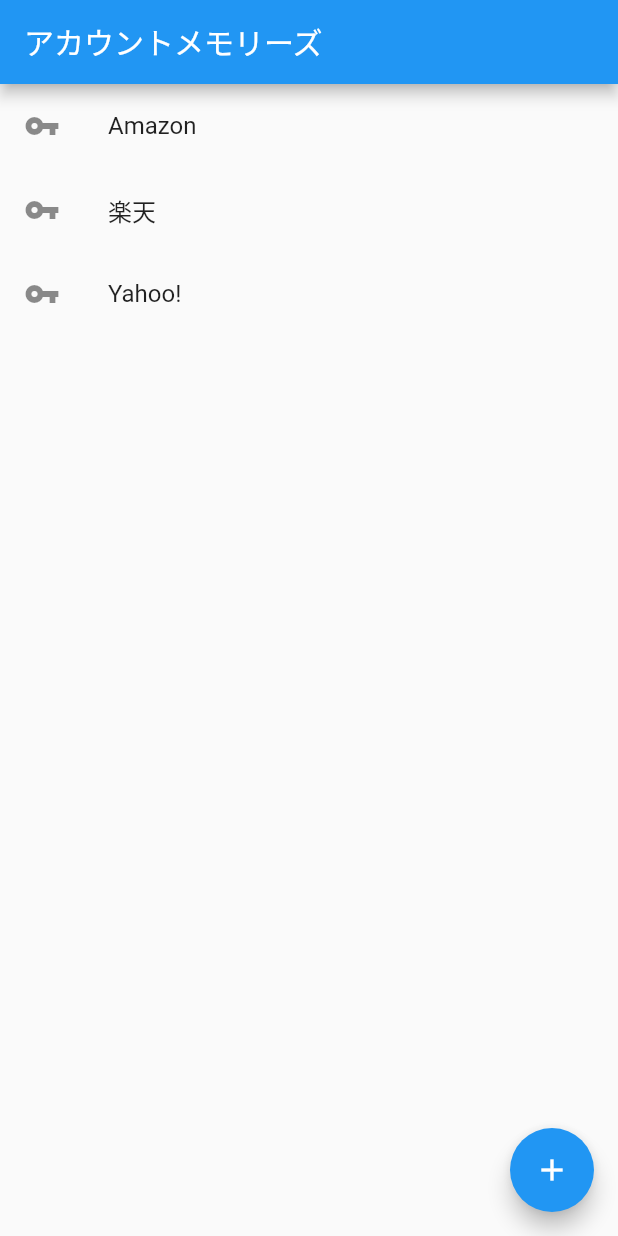
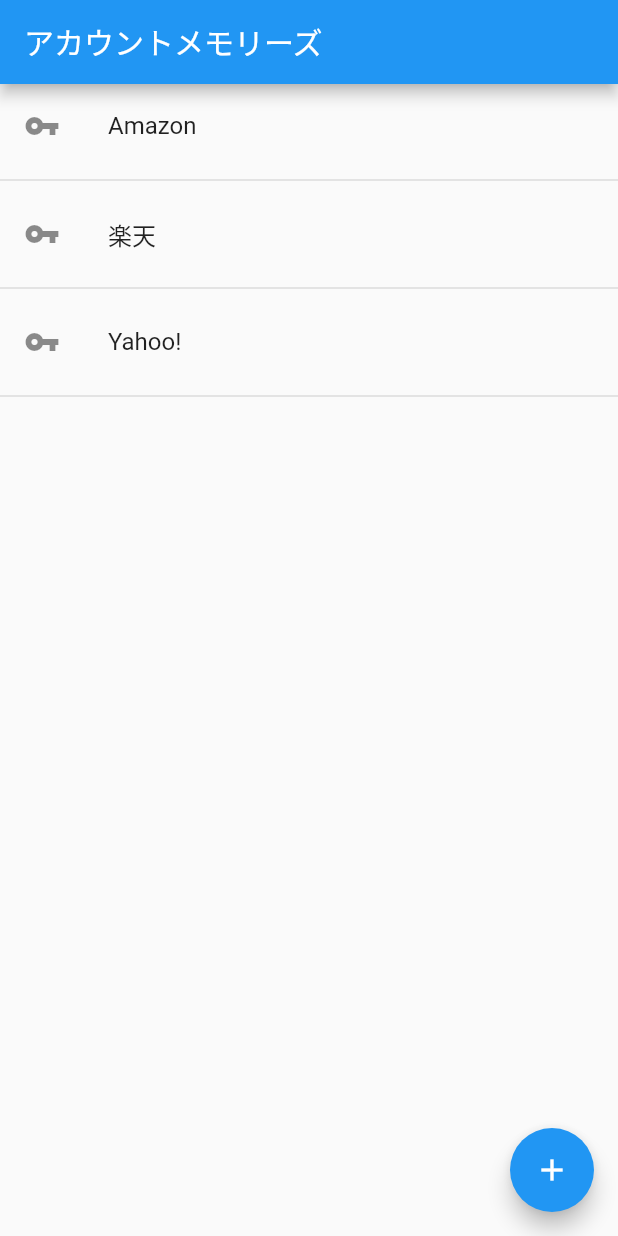
Before and after one commit to nikukyugamer/account-memories, a Flutter app: the screen it shows after launch, on a phone screen of 412 x 824 dp. Run offline on Flutter 3.47's test engine with Material 2 defaults, Android fonts, the phone set to English and light mode, and no system bars.

Commit message:
feat: 🎸 区切り線を追加した (#6)

```diff
--- a/lib/main.dart
+++ b/lib/main.dart
@@ -45,8 +45,11 @@ class _MyHomePageState extends State<MyHomePage> {
       ),
       body: ListView(children: const [
         ListTile(leading: Icon(Icons.vpn_key), title: Text('Amazon')),
+        Divider(thickness: 1),
         ListTile(leading: Icon(Icons.vpn_key), title: Text('楽天')),
-        ListTile(leading: Icon(Icons.vpn_key), title: Text('Yahoo!'))
+        Divider(thickness: 1),
+        ListTile(leading: Icon(Icons.vpn_key), title: Text('Yahoo!')),
+        Divider(thickness: 1),
       ]),
       floatingActionButton: FloatingActionButton(
         onPressed: _incrementCounter,
```
